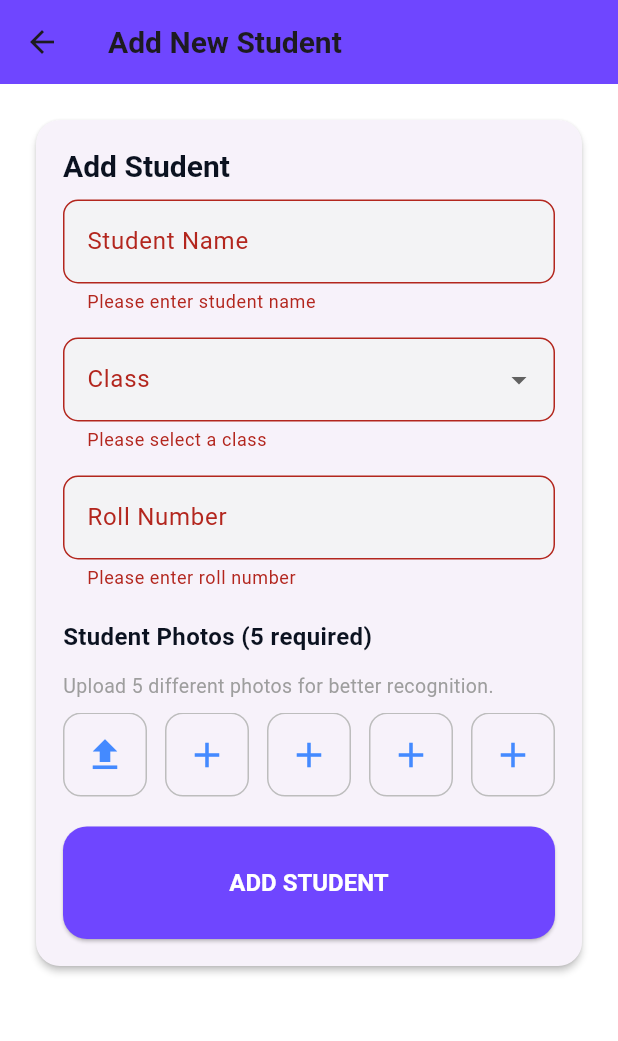
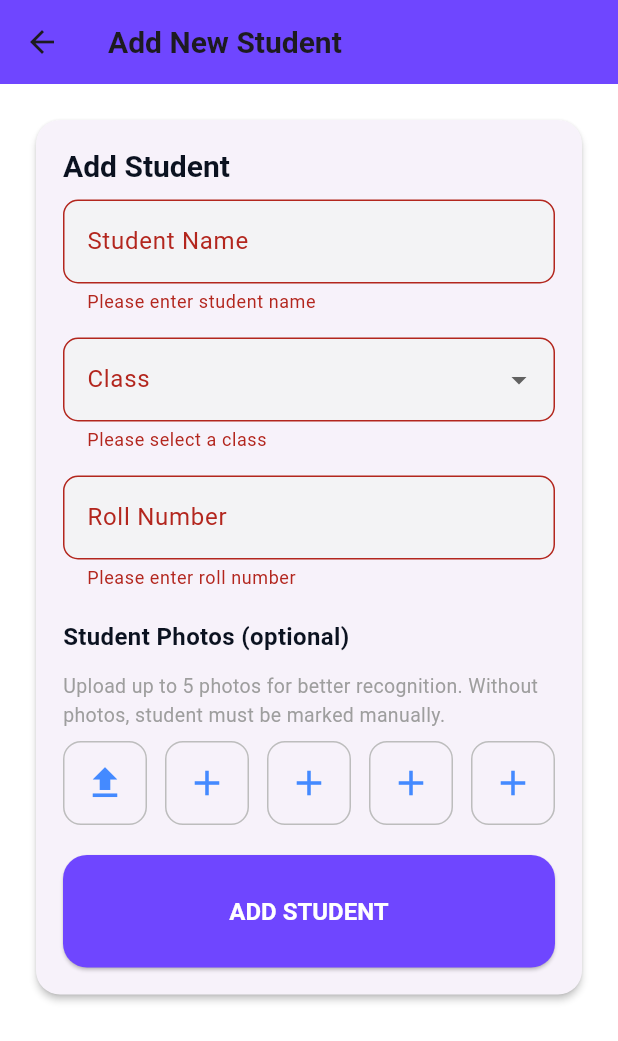
Before and after one commit to Harshal0308/Saral_Samadhan_APP, a Flutter app: the AddStudentPage screen opened directly, after a tap on "ADD STUDENT", on a phone screen of 412 x 824 dp. Shown: the top 1041 px of the screen. Run offline on Flutter 3.47's test engine with Material 3 defaults, Android fonts, the light colour scheme and no system bars; our stand-ins replace connectivity_plus, dotted_border, fl_chart, flutter_dotenv, flutter_local_notifications, image_picker and 9 more; missing offline and left inert: dart:ffi, excel, google_mlkit_face_detection, tflite_flutter; accounts and stored records are empty; statements that could not run were skipped.

Commit message:
Implemented full session-based attendance system, graphs, sessionMeta, and student report upgrades

```diff
--- /dev/null
+++ b/devtools_options.yaml
@@ -0,0 +1,3 @@
+description: This file stores settings for Dart & Flutter DevTools.
+documentation: https://docs.flutter.dev/tools/devtools/extensions#configure-extension-enablement-states
+extensions:
--- a/lib/pages/add_student_page.dart
+++ b/lib/pages/add_student_page.dart
@@ -8,13 +8,11 @@ import 'package:samadhan_app/providers/student_provider.dart';
 import 'package:samadhan_app/providers/user_provider.dart';
 import 'package:samadhan_app/providers/offline_sync_provider.dart';
 import 'package:samadhan_app/services/face_recognition_service.dart';
-import 'package:samadhan_app/services/cloud_sync_service.dart';
 import 'package:samadhan_app/services/cloud_sync_service_v2.dart';
 import 'package:samadhan_app/providers/notification_provider.dart';
 import 'package:samadhan_app/pages/image_cropper_page.dart';
 import 'package:image/image.dart' as img;
 import 'package:samadhan_app/theme/saral_theme.dart';
-
 
 class AddStudentPage extends StatefulWidget {
   const AddStudentPage({super.key});
@@ -38,7 +36,6 @@ class _AddStudentPageState extends State<AddStudentPage> {
     final XFile? pickedFile = await _picker.pickImage(source: ImageSource.gallery);
 
     if (pickedFile != null && mounted) {
-      // Navigate to the new full-screen cropper page
       final img.Image? croppedImage = await Navigator.of(context).push(
         MaterialPageRoute(
           builder: (context) => ImageCropperPage(
@@ -59,7 +56,6 @@ class _AddStudentPageState extends State<AddStudentPage> {
     }
   }
 
-
   Future<void> _addStudentAndTrain() async {
     if (_formKey.currentState!.validate()) {
       _formKey.currentState!.save();
@@ -69,63 +65,56 @@ class _AddStudentPageState extends State<AddStudentPage> {
       final notificationProvider = Provider.of<NotificationProvider>(context, listen: false);
       final faceService = FaceRecognitionService();
 
-      List<double>? finalEmbedding;
       List<List<double>> collectedEmbeddings = [];
       String photoProcessingErrors = '';
-      int processedPhotosCount = 0;
 
-// NEW: Process img.Image objects directly from cropper
+      // PROCESS IMAGES (OPTIONAL)
       for (int i = 0; i < _photoFiles.length; i++) {
         final croppedPhotoFile = _photoFiles[i];
         if (croppedPhotoFile != null) {
-    processedPhotosCount++;
           try {
-      // Read the saved cropped file back as img.Image
             final imageBytes = await croppedPhotoFile.readAsBytes();
             final img.Image? imageData = img.decodeImage(imageBytes);
 
             if (imageData == null) {
-        photoProcessingErrors += 'Photo ${i + 1}: Failed to decode image.\n';
+              photoProcessingErrors += 'Photo ${i + 1}: Failed to decode.\n';
               continue;
             }
 
-      // Use face detection and alignment during enrollment for consistency
             final detectedFaces = await faceService.detectFaces(imageData);
             if (detectedFaces.isNotEmpty) {
-        // In enrollment, we assume only one face per image
               final face = detectedFaces[0];
-        final currentEmbedding = faceService.getEmbeddingWithAlignment(imageData, face);
+              final currentEmbedding =
+                  faceService.getEmbeddingWithAlignment(imageData, face);
 
               if (currentEmbedding != null) {
                 collectedEmbeddings.add(currentEmbedding);
-          print('✅ Photo ${i + 1}: Embedding generated successfully with alignment.');
               } else {
-          photoProcessingErrors += 'Photo ${i + 1}: Failed to generate aligned embedding.\n';
+                photoProcessingErrors += 'Photo ${i + 1}: Failed to create embedding.\n';
               }
             } else {
-        photoProcessingErrors += 'Photo ${i + 1}: No face detected in cropped image.\n';
+              photoProcessingErrors += 'Photo ${i + 1}: No face detected.\n';
             }
           } catch (e) {
-      photoProcessingErrors += 'Photo ${i + 1}: Error processing cropped image ($e).\n';
-      print('❌ Photo ${i + 1} error: $e');
+            photoProcessingErrors += 'Photo ${i + 1}: Error $e\n';
           }
         }
       }
 
-      if (processedPhotosCount == 0) {
-        if (mounted) ScaffoldMessenger.of(context).showSnackBar(const SnackBar(content: Text('Please upload and crop at least one photo.'), backgroundColor: Colors.red));
-        setState(() => _isLoading = false);
-        return;
-      }
-
+      // IF NO VALID EMBEDDINGS → ASSIGN PLACEHOLDER VECTOR
       if (collectedEmbeddings.isEmpty) {
-        if (mounted) ScaffoldMessenger.of(context).showSnackBar(SnackBar(content: Text('Failed to generate any valid face embeddings. Details:\n$photoProcessingErrors'), backgroundColor: Colors.red));
-        setState(() => _isLoading = false);
-        return;
+        print("⚠️ No embeddings generated — assigning placeholder embedding.");
+        collectedEmbeddings = [List.filled(192, 0.0)];
       }
 
       if (photoProcessingErrors.isNotEmpty && mounted) {
-        ScaffoldMessenger.of(context).showSnackBar(SnackBar(content: Text('Some cropped photos had issues. Final embedding generated from valid photos. Details:\n$photoProcessingErrors'), backgroundColor: Colors.orange));
+        ScaffoldMessenger.of(context).showSnackBar(
+          SnackBar(
+            content: Text(
+                'Some photos had issues. Using available embeddings.\n$photoProcessingErrors'),
+            backgroundColor: Colors.orange,
+          ),
+        );
       }
 
       try {
@@ -136,74 +125,62 @@ for (int i = 0; i < _photoFiles.length; i++) {
           name: _nameController.text,
           rollNo: _rollNoController.text,
           classBatch: _selectedClass!,
-          centerName: selectedCenter, // NEW: Add center
-          embeddings: collectedEmbeddings, // Pass the list of all embeddings
+          centerName: selectedCenter,
+          embeddings: collectedEmbeddings,
         );
 
         if (newStudent == null) {
-          if (mounted) ScaffoldMessenger.of(context).showSnackBar(const SnackBar(content: Text('This roll number is already assigned in this class.'), backgroundColor: Colors.red));
+          if (mounted) {
+            ScaffoldMessenger.of(context).showSnackBar(
+              const SnackBar(
+                content:
+                    Text('This roll number is already assigned in this class.'),
+                backgroundColor: Colors.red,
+              ),
+            );
+          }
           return;
         }
 
         notificationProvider.addNotification(
           title: 'Student Added',
-          message: 'Student ${newStudent.name} has been added successfully.',
+          message: 'Student ${newStudent.name} added successfully.',
           type: 'success',
         );
 
-        // Sync to cloud using queue-based sync
+        // CLOUD SYNC
         try {
           final cloudSyncV2 = CloudSyncServiceV2();
           await cloudSyncV2.queueStudentUpload(newStudent);
-          print('📝 Student queued for cloud sync');
 
           final result = await cloudSyncV2.processSyncQueue();
+
           if (result['success'] == true) {
-            print('✅ Student uploaded to cloud immediately');
             if (mounted) {
               ScaffoldMessenger.of(context).showSnackBar(
                 const SnackBar(
-                  content: Text('✅ Student synced to cloud'),
-                  duration: Duration(seconds: 2),
+                  content: Text('Student synced to cloud'),
                   backgroundColor: Colors.green,
                 ),
               );
             }
           } else {
-            print('⏳ Student queued - will sync when online: ${result['message']}');
             if (mounted) {
               ScaffoldMessenger.of(context).showSnackBar(
                 const SnackBar(
-                  content: Text('📴 Student saved - will sync when online'),
-                  duration: Duration(seconds: 2),
+                  content: Text('Saved offline — will sync later'),
                   backgroundColor: Colors.orange,
                 ),
               );
             }
           }
         } catch (e) {
-          print('⚠️ Failed to queue student for sync: $e');
-          if (mounted) {
-            ScaffoldMessenger.of(context).showSnackBar(
-              SnackBar(
-                content: Text('⚠️ Student saved locally, sync error: $e'),
-                duration: const Duration(seconds: 3),
-                backgroundColor: Colors.orange,
-              ),
-            );
-          }
+          print("Cloud sync error: $e");
         }
 
         if (mounted) Navigator.pop(context);
-
-      } catch (e) {
-        notificationProvider.addNotification(
-          title: 'Failed to Add Student',
-          message: 'An error occurred while adding student: $e',
-          type: 'alert',
-        );
       } finally {
-        if(mounted) setState(() => _isLoading = false);
+        if (mounted) setState(() => _isLoading = false);
       }
     }
   }
@@ -229,7 +206,8 @@ for (int i = 0; i < _photoFiles.length; i++) {
             constraints: const BoxConstraints(maxWidth: 760),
             child: Card(
               elevation: 2,
-              shape: RoundedRectangleBorder(borderRadius: BorderRadius.circular(SaralRadius.radius2xl)),
+              shape: RoundedRectangleBorder(
+                  borderRadius: BorderRadius.circular(SaralRadius.radius2xl)),
               child: Padding(
                 padding: const EdgeInsets.all(18.0),
                 child: Form(
@@ -238,55 +216,60 @@ for (int i = 0; i < _photoFiles.length; i++) {
                   child: Column(
                     crossAxisAlignment: CrossAxisAlignment.stretch,
                     children: [
-                      Text('Add Student', style: Theme.of(context).textTheme.titleLarge),
+                      Text('Add Student',
+                          style: Theme.of(context).textTheme.titleLarge),
                       const SizedBox(height: 10),
+
+                      /// NAME FIELD
                       TextFormField(
                         controller: _nameController,
-                        decoration: const InputDecoration(
-                          labelText: 'Student Name',
-                        ),
+                        decoration:
+                            const InputDecoration(labelText: 'Student Name'),
                         inputFormatters: [
-                          FilteringTextInputFormatter.allow(RegExp(r'[a-zA-Z\s]')),
+                          FilteringTextInputFormatter.allow(
+                              RegExp(r'[a-zA-Z\s]')),
                         ],
                         validator: (value) {
                           final v = value?.trim() ?? '';
-                            if (v.isEmpty) {
-                              return 'Please enter student name';
-                            }
-                            // Allow only letters and spaces (ASCII). Use \s for whitespace.
+                          if (v.isEmpty) return 'Please enter student name';
                           if (!RegExp(r'^[a-zA-Z\s]+$').hasMatch(v)) {
-                              return 'Only letters and spaces are allowed';
+                            return 'Only letters and spaces allowed';
                           }
                           return null;
                         },
                       ),
                       const SizedBox(height: 16),
+
+                      /// CLASS FIELD
                       DropdownButtonFormField<String>(
-                        decoration: const InputDecoration(
-                          labelText: 'Class',
-                        ),
+                        decoration:
+                            const InputDecoration(labelText: 'Class'),
                         value: _selectedClass,
                         onChanged: (String? newValue) {
                           setState(() {
                             _selectedClass = newValue;
                           });
                         },
-                        items: _classes.map<DropdownMenuItem<String>>((String value) {
+                        items: _classes.map((String value) {
                           return DropdownMenuItem<String>(
                             value: value,
                             child: Text(value),
                           );
                         }).toList(),
-                        validator: (value) => value == null ? 'Please select a class' : null,
+                        validator: (value) =>
+                            value == null ? 'Please select a class' : null,
                       ),
                       const SizedBox(height: 16),
+
+                      /// ROLL NUMBER FIELD
                       TextFormField(
                         controller: _rollNoController,
-                        decoration: const InputDecoration(
-                          labelText: 'Roll Number',
-                        ),
+                        decoration:
+                            const InputDecoration(labelText: 'Roll Number'),
                         keyboardType: TextInputType.number,
-                        inputFormatters: [FilteringTextInputFormatter.digitsOnly],
+                        inputFormatters: [
+                          FilteringTextInputFormatter.digitsOnly
+                        ],
                         validator: (value) {
                           if (value == null || value.isEmpty) {
                             return 'Please enter roll number';
@@ -295,42 +278,57 @@ for (int i = 0; i < _photoFiles.length; i++) {
                         },
                       ),
                       const SizedBox(height: 20),
-                      const Text('Student Photos (5 required)', style: TextStyle(fontSize: 16, fontWeight: FontWeight.bold)),
+
+                      /// PHOTO SECTION
+                      const Text(
+                        'Student Photos (optional)',
+                        style: TextStyle(
+                            fontSize: 16, fontWeight: FontWeight.bold),
+                      ),
                       const SizedBox(height: 12),
                       const Text(
-                        'Upload 5 different photos for better recognition.',
+                        'Upload up to 5 photos for better recognition. Without photos, student must be marked manually.',
                         style: TextStyle(fontSize: 13, color: Colors.grey),
-                        textAlign: TextAlign.left,
                       ),
                       const SizedBox(height: 8),
+
                       SingleChildScrollView(
                         scrollDirection: Axis.horizontal,
                         child: Row(
-                          mainAxisAlignment: MainAxisAlignment.start,
                           children: List.generate(5, (index) {
                             return Padding(
-                              padding: const EdgeInsets.only(right: 12.0),
+                              padding:
+                                  const EdgeInsets.only(right: 12.0),
                               child: GestureDetector(
                                 onTap: () => _pickImage(index),
                                 child: Container(
                                   width: 56,
                                   height: 56,
                                   decoration: BoxDecoration(
-                                    color: _photoFiles[index] == null ? Colors.transparent : SaralColors.inputBackground,
+                                    color: _photoFiles[index] == null
+                                        ? Colors.transparent
+                                        : SaralColors.inputBackground,
                                     borderRadius: BorderRadius.circular(12),
-                                    border: Border.all(color: Colors.grey.shade400, style: BorderStyle.solid),
+                                    border: Border.all(
+                                        color: Colors.grey.shade400),
                                   ),
                                   child: _photoFiles[index] == null
                                       ? Center(
                                           child: Icon(
-                                            index == 0 ? Icons.upload : Icons.add,
+                                            index == 0
+                                                ? Icons.upload
+                                                : Icons.add,
                                             size: 28,
                                             color: Colors.blueAccent,
                                           ),
                                         )
                                       : ClipRRect(
-                                          borderRadius: BorderRadius.circular(12),
-                                          child: Image.file(_photoFiles[index]!, fit: BoxFit.cover),
+                                          borderRadius:
+                                              BorderRadius.circular(12),
+                                          child: Image.file(
+                                            _photoFiles[index]!,
+                                            fit: BoxFit.cover,
+                                          ),
                                         ),
                                 ),
                               ),
@@ -339,16 +337,22 @@ for (int i = 0; i < _photoFiles.length; i++) {
                         ),
                       ),
                       const SizedBox(height: 20),
+
                       if (_isLoading)
                         const Center(child: CircularProgressIndicator())
                       else
                         ElevatedButton(
                           onPressed: _addStudentAndTrain,
+                          style: ElevatedButton.styleFrom(
+                            shape: RoundedRectangleBorder(
+                                borderRadius: BorderRadius.circular(
+                                    SaralRadius.radius2xl)),
+                          ),
                           child: const Padding(
                             padding: EdgeInsets.symmetric(vertical: 14.0),
-                            child: Text('ADD STUDENT', style: TextStyle(fontSize: 16)),
+                            child: Text('ADD STUDENT',
+                                style: TextStyle(fontSize: 16)),
                           ),
-                          style: ElevatedButton.styleFrom(shape: RoundedRectangleBorder(borderRadius: BorderRadius.circular(SaralRadius.radius2xl))),
                         ),
                     ],
                   ),
--- a/lib/providers/attendance_provider.dart
+++ b/lib/providers/attendance_provider.dart
@@ -6,39 +6,63 @@ import 'package:samadhan_app/services/cloud_sync_service_v2.dart';
 class AttendanceRecord {
   final int id;
   final DateTime date;
-  final String centerName; // NEW: Center for this attendance record
-  final Map<String, bool> attendance; // ✅ FIXED: rollNo -> isPresent (stable identifier)
+  final String centerName;
+  final Map<String, bool> attendance; // compositeKey -> isPresent
+  final Map<String, Map<String, int>> sessionMeta;
+  // compositeKey -> {'attended': int, 'total': int}
 
   AttendanceRecord({
     required this.id,
     required this.date,
-    required this.centerName, // NEW: Required parameter
+    required this.centerName,
     required this.attendance,
+    required this.sessionMeta,
     });
 
     factory AttendanceRecord.fromMap(Map<String, dynamic> map, int id) {
       final attendanceData = map['attendance'] as Map<String, dynamic>? ?? {};
-    final attendance = attendanceData.map((key, value) =>
-      MapEntry(key.toString(), value as bool) // ✅ Keep as string (roll number)
+      final attendance = attendanceData.map(
+        (key, value) => MapEntry(key.toString(), value as bool),
       );
+
+      // Parse sessionMeta if present; otherwise empty map
+      final rawMeta = map['sessionMeta'] as Map<String, dynamic>? ?? {};
+      final Map<String, Map<String, int>> sessionMeta = {};
+
+      rawMeta.forEach((key, value) {
+        final inner = <String, int>{};
+        if (value is Map) {
+          value.forEach((k, v) {
+            if (v is num) {
+              inner[k.toString()] = v.toInt();
+            }
+          });
+        }
+        sessionMeta[key.toString()] = inner;
+      });
 
       return AttendanceRecord(
         id: id,
-      date: DateTime.parse(map['date'] ?? DateTime.now().toIso8601String()),
+        date: DateTime.parse(
+          map['date'] ?? DateTime.now().toIso8601String(),
+        ),
         centerName: map['center_name'] ?? map['centerName'] ?? 'Unknown',
         attendance: attendance,
+        sessionMeta: sessionMeta,
       );
     }
 
     Map<String, dynamic> toMap() {
       return {
         'date': date.toIso8601String(),
-      'center_name': centerName, // Use Supabase field name
-      'centerName': centerName, // Keep for compatibility
-      'attendance': attendance, // Already Map<String, bool>
+        'center_name': centerName,
+        'centerName': centerName,
+        'attendance': attendance,
+        'sessionMeta': sessionMeta,
       };
     }
   }
+
 
 class AttendanceProvider with ChangeNotifier {
   final _attendanceStore = intMapStoreFactory.store('attendance');
@@ -104,6 +128,7 @@ class AttendanceProvider with ChangeNotifier {
         date: attendanceDate,
         centerName: centerName,
         attendance: attendance,
+        sessionMeta: {}, // no session meta when using this path
       );
       final savedId = await _attendanceStore.add(db, record.toMap());
       print('✅ Saved new attendance locally with ID: $savedId for $centerName on ${attendanceDate.toLocal().toString().split(' ')[0]}');
```
Also changed, not shown: lib/pages/student_detailed_report_page.dart (+87 -11 lines), lib/providers/event_provider.dart (+156 -16 lines), lib/widgets/attendance_graph.dart (added, +175 -0 lines), 6 other files. Lines whose indentation alone changed are shown as unchanged.
